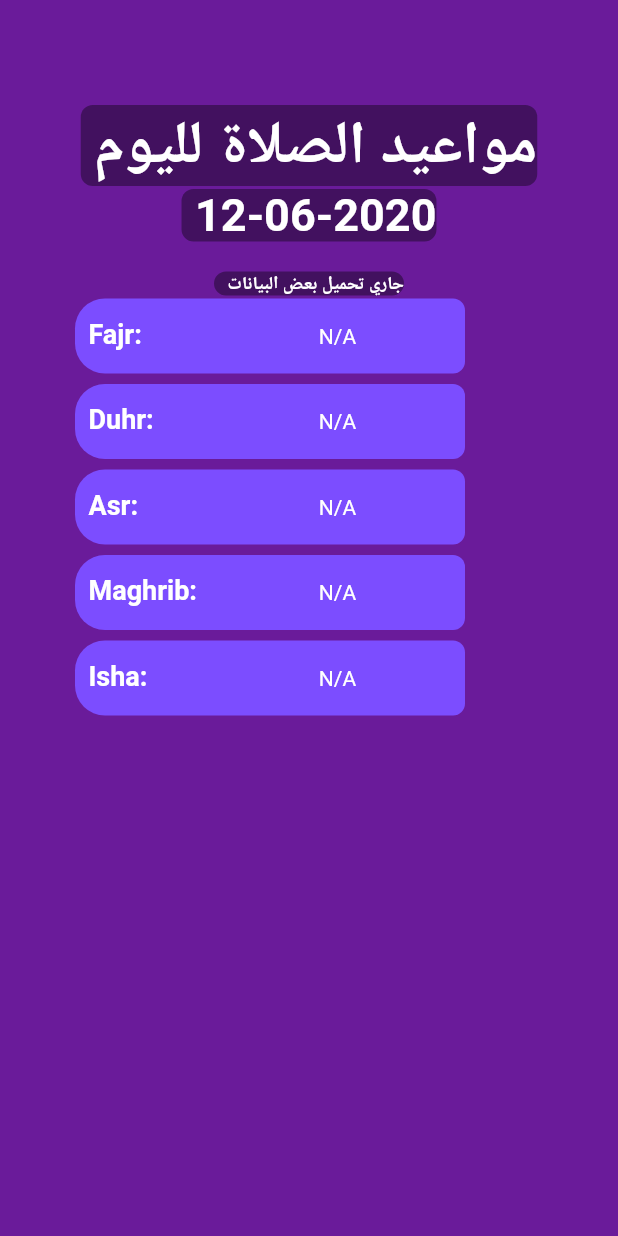
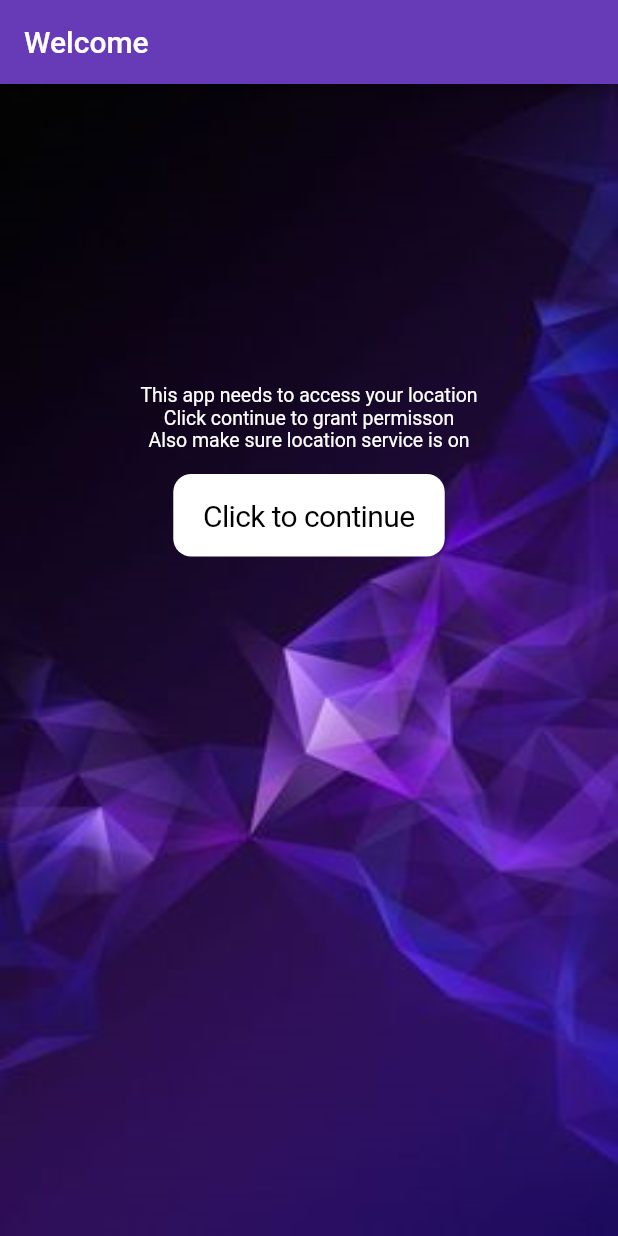
Before and after one commit to YousefSelim/AzanAppFlutter, a Flutter app: the screen it shows after launch, on a phone screen of 412 x 824 dp. Run offline on Flutter 3.47's test engine with Material 2 defaults, Android fonts, the phone set to English and light mode, and no system bars; our stand-ins replace geolocator, permission_handler, shared_preferences; missing offline and left inert: nice_button; Roboto replaces fonts that are missing (Arial).

Commit message:
Added landing page and location permission controls

```diff
--- /dev/null
+++ b/lib/firstlogin.dart
@@ -0,0 +1,79 @@
+import 'package:flutter/cupertino.dart';
+import 'package:permission_handler/permission_handler.dart';
+import 'package:shared_preferences/shared_preferences.dart';
+import 'package:flutter/material.dart';
+
+import 'package:nice_button/nice_button.dart';
+import 'dart:async';
+import 'main.dart';
+import 'package:geolocator/geolocator.dart';
+
+void main() async {
+  if(await Geolocator().checkGeolocationPermissionStatus()==GeolocationStatus.granted)
+  {
+    runApp(TestSL());
+  }
+  else
+  {
+  runApp(FirstApp());
+  }
+}
+
+class FirstApp extends StatelessWidget  {
+  @override
+  Widget build(BuildContext context)  {
+    return MaterialApp(
+      title: 'Salatuk',
+      home: Scaffold(
+        appBar: AppBar(
+          title: Text('Welcome'),
+          backgroundColor: Colors.deepPurple[500],
+        ),
+        body: Container(
+          decoration: BoxDecoration(
+            image: DecorationImage(
+                image: AssetImage("images/bkg.png"), fit: BoxFit.fill),
+
+            //color: Colors.red
+          ),
+          child: Center(
+            child: Container(
+              margin: EdgeInsets.fromLTRB(0, 200, 0, 40),
+              child: Column(
+                children: <Widget>[
+                  Container(
+                      child: Text(
+                    """
+This app needs to access your location
+Click continue to grant permisson
+Also make sure location service is on\n""",
+                    style: TextStyle(
+                      color: Colors.white,
+                      fontSize: 13,
+                    ),
+                    textAlign: TextAlign.center,
+                  )),
+                  Container(
+                      child: CupertinoButton(
+                          child: Text(
+                            "Click to continue",
+                            style: TextStyle(color: Colors.black, fontSize: 20),
+                          ),
+                          color: Colors.white,
+                          onPressed: ()async {
+                            if (await Permission.location.request().isGranted && await Geolocator().isLocationServiceEnabled()==true) {
+                            print("hi");
+
+                            runApp(TestSL());
+                            }
+                          })),
+                ],
+              ),
+            ),
+          ),
+        ),
+      ),
+    );
+    void firstInit(BuildContext con) async {}
+  }
+}
```
Also changed, not shown: lib/jsonget.dart (+18 -1 lines), lib/main.dart (+11 -2 lines), pubspec.yaml (+5 -3 lines), images/bkg.png (added), lib/images/bkg.png (added), pubspec.lock.
